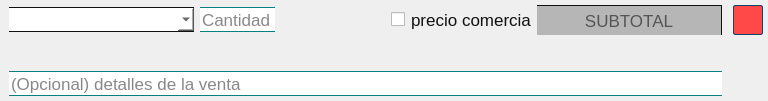
This is ui/listproduct.ui in Bruno-Heit/programa-forrajeria as Qt 5 draws it before an edit. The edited form follows.
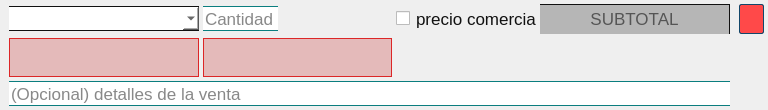
This is the edited form.

Diff of the .ui file:
```diff
--- a/ui/listproduct.ui
+++ b/ui/listproduct.ui
@@ -7,19 +7,26 @@
     <x>0</x>
     <y>0</y>
     <width>768</width>
-    <height>101</height>
+    <height>110</height>
    </rect>
   </property>
+  <property name="sizePolicy">
+   <sizepolicy hsizetype="Preferred" vsizetype="Preferred">
+    <horstretch>0</horstretch>
+    <verstretch>0</verstretch>
+   </sizepolicy>
+  </property>
   <property name="minimumSize">
    <size>
     <width>580</width>
-    <height>91</height>
+    <height>110</height>
    </size>
   </property>
   <property name="styleSheet">
    <string notr="true">* {
 	color: #111;
-	font-family: &quot;Tahoma&quot;;
+	border-color: #0b7e7f;
+	font-family: &quot;Tahoma&quot;, &quot;Verdana&quot;, &quot;Sans-Serif&quot;;
 	font-size: 17px;
 }
 
@@ -31,10 +38,13 @@
 
 #label_nameFeedback, 
 #label_quantityFeedback {
-	color: #f00;
 	font-size: 15px;
+	color: #dc2627;
+	border: 1px solid #dc2627;
+	background-color: rgba(224,164,164,0.7);
 }
 
+
 QLineEdit {
 	border: none;
 	border-top: 1px solid;
@@ -90,23 +100,20 @@
 	selection-background-color: #38a3a5;
 }</string>
   </property>
-  <layout class="QGridLayout" name="gridLayout" columnstretch="2,2,2,2,0">
-   <property name="sizeConstraint">
-    <enum>QLayout::SetDefaultConstraint</enum>
-   </property>
+  <layout class="QGridLayout" name="gridLayout" columnstretch="2,2,2,2,0" columnminimumwidth="0,0,0,0,0">
    <property name="leftMargin">
     <number>9</number>
    </property>
    <property name="topMargin">
-    <number>5</number>
+    <number>4</number>
    </property>
    <property name="rightMargin">
-    <number>5</number>
+    <number>4</number>
    </property>
    <property name="bottomMargin">
-    <number>5</number>
+    <number>4</number>
    </property>
-   <property name="verticalSpacing">
+   <property name="spacing">
     <number>4</number>
    </property>
    <item row="0" column="0">
@@ -130,7 +137,7 @@
       </size>
      </property>
      <property name="toolTip">
-      <string notr="true">&lt;html&gt;&lt;head/&gt;&lt;body&gt;&lt;p&gt;El nombre del producto vendido.&lt;/p&gt;&lt;/body&gt;&lt;/html&gt;</string>
+      <string notr="true">&lt;html&gt;&lt;head/&gt;&lt;body&gt;&lt;p&gt;&lt;span style=&quot; font-size:12pt;&quot;&gt;El nombre del producto vendido.&lt;/span&gt;&lt;/p&gt;&lt;/body&gt;&lt;/html&gt;</string>
      </property>
      <property name="editable">
       <bool>true</bool>
@@ -151,6 +158,12 @@
    </item>
    <item row="0" column="1">
     <widget class="QFrame" name="frame_productQuantity">
+     <property name="sizePolicy">
+      <sizepolicy hsizetype="Preferred" vsizetype="Preferred">
+       <horstretch>0</horstretch>
+       <verstretch>0</verstretch>
+      </sizepolicy>
+     </property>
      <property name="minimumSize">
       <size>
        <width>0</width>
@@ -163,6 +176,9 @@
        <height>16777215</height>
       </size>
      </property>
+     <property name="toolTip">
+      <string>&lt;html&gt;&lt;head/&gt;&lt;body&gt;&lt;p&gt;&lt;span style=&quot; font-size:12pt;&quot;&gt;La cantidad vendida del producto.&lt;/span&gt;&lt;/p&gt;&lt;/body&gt;&lt;/html&gt;</string>
+     </property>
      <property name="frameShape">
       <enum>QFrame::NoFrame</enum>
      </property>
@@ -187,6 +203,12 @@
       </property>
       <item>
        <widget class="QLineEdit" name="lineEdit_productQuantity">
+        <property name="sizePolicy">
+         <sizepolicy hsizetype="Preferred" vsizetype="Fixed">
+          <horstretch>0</horstretch>
+          <verstretch>0</verstretch>
+         </sizepolicy>
+        </property>
         <property name="minimumSize">
          <size>
           <width>75</width>
@@ -200,7 +222,7 @@
          </size>
         </property>
         <property name="toolTip">
-         <string notr="true">&lt;html&gt;&lt;head/&gt;&lt;body&gt;&lt;p&gt;La cantidad vendida del producto.&lt;/p&gt;&lt;/body&gt;&lt;/html&gt;</string>
+         <string notr="true">&lt;html&gt;&lt;head/&gt;&lt;body&gt;&lt;p&gt;&lt;span style=&quot; font-size:12pt;&quot;&gt;La cantidad vendida del producto.&lt;/span&gt;&lt;/p&gt;&lt;/body&gt;&lt;/html&gt;</string>
         </property>
         <property name="frame">
          <bool>false</bool>
@@ -249,6 +271,12 @@
    </item>
    <item row="0" column="2">
     <widget class="QCheckBox" name="checkBox_comercialPrice">
+     <property name="sizePolicy">
+      <sizepolicy hsizetype="Preferred" vsizetype="Fixed">
+       <horstretch>0</horstretch>
+       <verstretch>0</verstretch>
+      </sizepolicy>
+     </property>
      <property name="minimumSize">
       <size>
        <width>80</width>
@@ -262,7 +290,7 @@
       </size>
      </property>
      <property name="toolTip">
-      <string notr="true">&lt;html&gt;&lt;head/&gt;&lt;body&gt;&lt;p&gt;Aplica el costo comercial al producto.&lt;/p&gt;&lt;/body&gt;&lt;/html&gt;</string>
+      <string notr="true">&lt;html&gt;&lt;head/&gt;&lt;body&gt;&lt;p&gt;&lt;span style=&quot; font-size:12pt;&quot;&gt;Aplica el costo comercial al producto.&lt;/span&gt;&lt;/p&gt;&lt;/body&gt;&lt;/html&gt;</string>
      </property>
      <property name="text">
       <string notr="true">precio comercial</string>
@@ -304,6 +332,9 @@
      <property name="alignment">
       <set>Qt::AlignCenter</set>
      </property>
+     <property name="textInteractionFlags">
+      <set>Qt::TextSelectableByMouse</set>
+     </property>
     </widget>
    </item>
    <item row="0" column="4">
@@ -322,12 +353,12 @@
      </property>
      <property name="maximumSize">
       <size>
-       <width>35</width>
-       <height>35</height>
+       <width>30</width>
+       <height>30</height>
       </size>
      </property>
      <property name="toolTip">
-      <string notr="true">&lt;html&gt;&lt;head/&gt;&lt;body&gt;&lt;p&gt;&lt;span style=&quot; font-size:11pt;&quot;&gt;Borra el producto de la venta actual (&lt;/span&gt;&lt;span style=&quot; font-size:11pt; font-style:italic;&quot;&gt;Supr.&lt;/span&gt;&lt;span style=&quot; font-size:11pt;&quot;&gt;)&lt;/span&gt;&lt;/p&gt;&lt;/body&gt;&lt;/html&gt;</string>
+      <string notr="true">&lt;html&gt;&lt;head/&gt;&lt;body&gt;&lt;p&gt;&lt;span style=&quot; font-size:12pt;&quot;&gt;Borra el producto de la venta actual (&lt;/span&gt;&lt;span style=&quot; font-size:12pt; font-style:italic;&quot;&gt;Supr.&lt;/span&gt;&lt;span style=&quot; font-size:12pt;&quot;&gt;)&lt;/span&gt;&lt;/p&gt;&lt;/body&gt;&lt;/html&gt;</string>
      </property>
      <property name="text">
       <string notr="true"/>
@@ -343,6 +374,80 @@
      </property>
     </widget>
    </item>
+   <item row="1" column="0">
+    <widget class="QLabel" name="label_nameFeedback">
+     <property name="sizePolicy">
+      <sizepolicy hsizetype="Preferred" vsizetype="Preferred">
+       <horstretch>0</horstretch>
+       <verstretch>0</verstretch>
+      </sizepolicy>
+     </property>
+     <property name="minimumSize">
+      <size>
+       <width>100</width>
+       <height>20</height>
+      </size>
+     </property>
+     <property name="maximumSize">
+      <size>
+       <width>350</width>
+       <height>16777215</height>
+      </size>
+     </property>
+     <property name="text">
+      <string notr="true"/>
+     </property>
+     <property name="textFormat">
+      <enum>Qt::PlainText</enum>
+     </property>
+     <property name="alignment">
+      <set>Qt::AlignCenter</set>
+     </property>
+     <property name="wordWrap">
+      <bool>true</bool>
+     </property>
+     <property name="textInteractionFlags">
+      <set>Qt::NoTextInteraction</set>
+     </property>
+    </widget>
+   </item>
+   <item row="1" column="1">
+    <widget class="QLabel" name="label_quantityFeedback">
+     <property name="sizePolicy">
+      <sizepolicy hsizetype="Preferred" vsizetype="Preferred">
+       <horstretch>0</horstretch>
+       <verstretch>0</verstretch>
+      </sizepolicy>
+     </property>
+     <property name="minimumSize">
+      <size>
+       <width>100</width>
+       <height>20</height>
+      </size>
+     </property>
+     <property name="maximumSize">
+      <size>
+       <width>450</width>
+       <height>16777215</height>
+      </size>
+     </property>
+     <property name="text">
+      <string notr="true"/>
+     </property>
+     <property name="textFormat">
+      <enum>Qt::PlainText</enum>
+     </property>
+     <property name="alignment">
+      <set>Qt::AlignCenter</set>
+     </property>
+     <property name="wordWrap">
+      <bool>true</bool>
+     </property>
+     <property name="textInteractionFlags">
+      <set>Qt::NoTextInteraction</set>
+     </property>
+    </widget>
+   </item>
    <item row="2" column="0" colspan="4">
     <widget class="QLineEdit" name="lineEdit_saleDetail">
      <property name="sizePolicy">
@@ -358,7 +463,7 @@
       </size>
      </property>
      <property name="toolTip">
-      <string notr="true">&lt;html&gt;&lt;head/&gt;&lt;body&gt;&lt;p&gt;Descripción adicional de la venta (opcional).&lt;/p&gt;&lt;p&gt;Si este campo se deja vacío se llenará con el producto vendido, la cantidad vendida, la unidad de medida usada para el producto y el tipo de precio que se pagó (comercial o normal).&lt;/p&gt;&lt;/body&gt;&lt;/html&gt;</string>
+      <string notr="true">&lt;html&gt;&lt;head/&gt;&lt;body&gt;&lt;p&gt;&lt;span style=&quot; font-size:12pt;&quot;&gt;Descripción adicional de la venta (opcional).&lt;/span&gt;&lt;/p&gt;&lt;p&gt;&lt;span style=&quot; font-size:12pt;&quot;&gt;Si este campo se deja vacío se llenará con el producto vendido, la cantidad vendida, la unidad de medida usada para el producto y el tipo de precio que se pagó (comercial o normal).&lt;/span&gt;&lt;/p&gt;&lt;/body&gt;&lt;/html&gt;</string>
      </property>
      <property name="inputMask">
       <string notr="true"/>
@@ -374,68 +479,6 @@
      </property>
     </widget>
    </item>
-   <item row="1" column="2" colspan="2">
-    <widget class="QLabel" name="label_quantityFeedback">
-     <property name="sizePolicy">
-      <sizepolicy hsizetype="Preferred" vsizetype="Preferred">
-       <horstretch>0</horstretch>
-       <verstretch>0</verstretch>
-      </sizepolicy>
-     </property>
-     <property name="minimumSize">
-      <size>
-       <width>100</width>
-       <height>20</height>
-      </size>
-     </property>
-     <property name="maximumSize">
-      <size>
-       <width>450</width>
-       <height>16777215</height>
-      </size>
-     </property>
-     <property name="text">
-      <string notr="true"/>
-     </property>
-     <property name="alignment">
-      <set>Qt::AlignCenter</set>
-     </property>
-     <property name="wordWrap">
-      <bool>true</bool>
-     </property>
-    </widget>
-   </item>
-   <item row="1" column="0" colspan="2">
-    <widget class="QLabel" name="label_nameFeedback">
-     <property name="sizePolicy">
-      <sizepolicy hsizetype="Preferred" vsizetype="Preferred">
-       <horstretch>0</horstretch>
-       <verstretch>0</verstretch>
-      </sizepolicy>
-     </property>
-     <property name="minimumSize">
-      <size>
-       <width>100</width>
-       <height>20</height>
-      </size>
-     </property>
-     <property name="maximumSize">
-      <size>
-       <width>350</width>
-       <height>16777215</height>
-      </size>
-     </property>
-     <property name="text">
-      <string notr="true"/>
-     </property>
-     <property name="alignment">
-      <set>Qt::AlignCenter</set>
-     </property>
-     <property name="wordWrap">
-      <bool>true</bool>
-     </property>
-    </widget>
-   </item>
   </layout>
  </widget>
  <tabstops>
```
